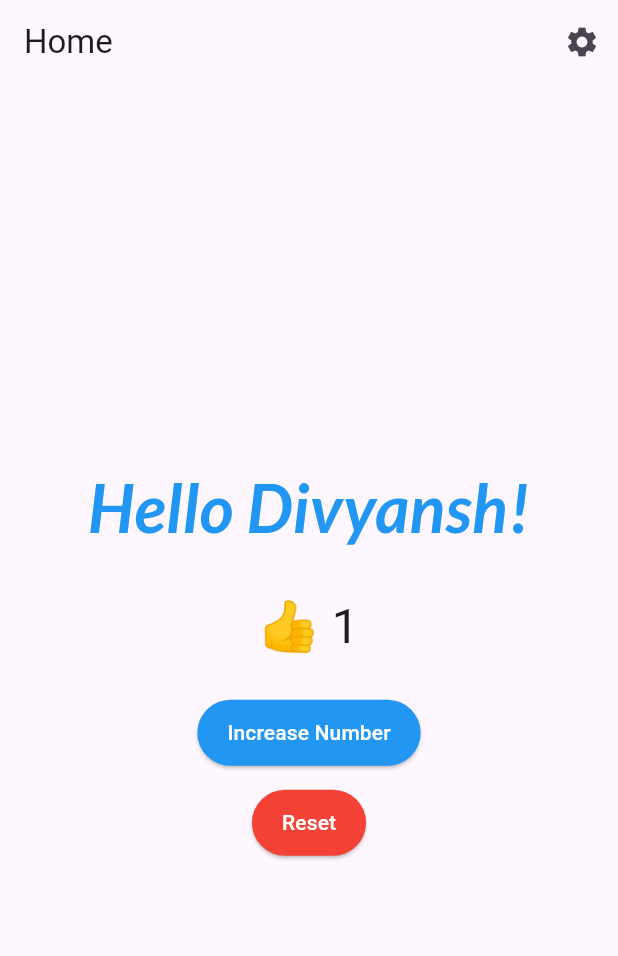
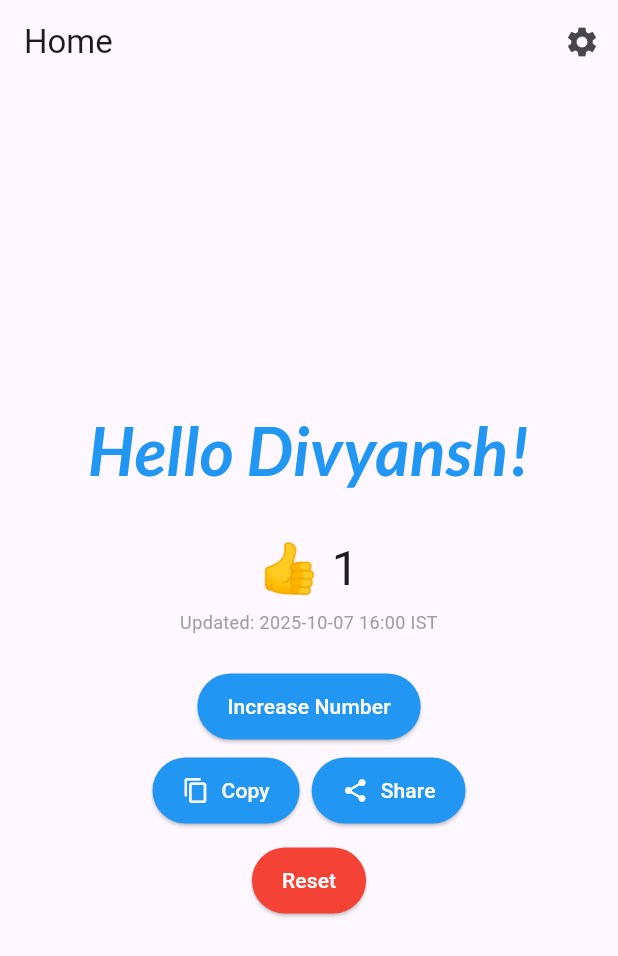
Before and after one commit to divyanshkumarindia/flutter_projects, a Flutter app: the screen it shows after launch, after a tap on "Increase Number", on a phone screen of 412 x 824 dp. Shown: the top 956 px of the screen. Run offline on Flutter 3.47's test engine with Material 3 defaults, Android fonts, the phone set to English and light mode, and no system bars; our stand-ins replace google_fonts, share_plus, shared_preferences.

Commit message:
Added timestamp under counter and copy/share buttons

```diff
--- a/01_click_counter/lib/main.dart
+++ b/01_click_counter/lib/main.dart
@@ -4,13 +4,22 @@ import 'package:google_fonts/google_fonts.dart';
 import 'package:provider/provider.dart';
 import 'package:shared_preferences/shared_preferences.dart';
 import 'package:flutter/services.dart';
+import 'package:share_plus/share_plus.dart';
+// SharePlus is a popular package for sharing content via the platform's share sheet.
 
 void main() => runApp(const MyApp());
 
 class CounterProvider extends ChangeNotifier {
   static const _prefsKey = 'counter_value';
+  static const _prefsUpdatedKey = 'counter_last_updated';
+  // Keys for SharedPreferences, to store the counter value and last updated timestamp.
   int _count = 0;
+  DateTime? _lastUpdated;
+  // _lastUpdated can be null initially if never updated, like on first load.
   int get count => _count;
+  DateTime? get lastUpdated => _lastUpdated;
+  // This lastUpdated getter can return null if never updated.
+  // like when the app is first installed and opened.
 
   CounterProvider() {
     _loadFromPrefs();
@@ -19,22 +28,47 @@ class CounterProvider extends ChangeNotifier {
   Future<void> _loadFromPrefs() async {
     final prefs = await SharedPreferences.getInstance();
     _count = prefs.getInt(_prefsKey) ?? 0;
+    final millis = prefs.getInt(_prefsUpdatedKey);
+    if (millis != null) {
+      _lastUpdated = DateTime.fromMillisecondsSinceEpoch(millis);
+    }
+    // If millis is null, _lastUpdated remains null.
+    // Here millis is an integer representing the timestamp in milliseconds since epoch.
+    // Epoch is Jan 1, 1970 UTC.
     notifyListeners();
   }
 
   Future<void> _saveToPrefs() async {
     final prefs = await SharedPreferences.getInstance();
     await prefs.setInt(_prefsKey, _count);
+    if (_lastUpdated != null) {
+      await prefs.setInt(
+        _prefsUpdatedKey,
+        _lastUpdated!.millisecondsSinceEpoch,
+      );
+    } // If _lastUpdated is null, we don't save it.
   }
 
   void increment() {
     _count++;
+    _lastUpdated = DateTime.now();
+    // Set last updated to current time on increment.
     _saveToPrefs();
     notifyListeners();
   }
 
   void reset() {
     _count = 0;
+    _lastUpdated = DateTime.now();
+    _saveToPrefs();
+    notifyListeners();
+  }
+
+  /// Restore to a given value (used for undo or programmatic restores)
+  void restore(int value, {DateTime? updatedAt}) {
+    _count = value;
+    _lastUpdated = updatedAt ?? DateTime.now();
+    // What here we did is that we set last updated to the provided time or now if not provided.
     _saveToPrefs();
     notifyListeners();
   }
@@ -101,16 +135,10 @@ class MyHomePage extends StatelessWidget {
               ),
             ),
 
-            // ---------------------------------------------------------------
-            // Counter display and controls (refactored below)
             const SizedBox(height: 24),
             CounterDisplay(),
             const SizedBox(height: 24),
             ControlButtons(),
-            // ---------------------------------------------------------------
-
-            // refactored widgets placed above
-            // ---------------------------------------------------------------
           ],
         ),
       ),
@@ -118,7 +146,6 @@ class MyHomePage extends StatelessWidget {
   }
 }
 
-// CounterDisplay: shows the thumbs-up emoji bouncing on increment (number does not animate)
 class CounterDisplay extends StatefulWidget {
   const CounterDisplay({super.key});
   @override
@@ -129,8 +156,6 @@ class _CounterDisplayState extends State<CounterDisplay>
     with SingleTickerProviderStateMixin {
   late final AnimationController _controller;
   late final Animation<Offset> _offsetAnim;
-  // Initialize animation controller and listen to provider changes
-  // This will allow us to trigger the bounce animation when the counter changes
 
   @override
   void initState() {
@@ -146,8 +171,6 @@ class _CounterDisplayState extends State<CounterDisplay>
       begin: Offset.zero,
       end: const Offset(0, -0.15),
     ).animate(CurvedAnimation(parent: _controller, curve: Curves.easeOut));
-    // then back down (not needed, just reverse the same animation)
-    // tween means to make a transition between two values (begin and end)
 
     // Listen to provider changes and trigger bounce when count changes
     WidgetsBinding.instance.addPostFrameCallback((_) {
@@ -174,18 +197,51 @@ class _CounterDisplayState extends State<CounterDisplay>
   @override
   Widget build(BuildContext context) {
     final count = context.watch<CounterProvider>().count;
-    return Row(
+    final last = context.watch<CounterProvider>().lastUpdated;
+    // here last can be null if never updated.
+    // Build a compact column: a row with emoji + number, then timestamp centered
+    return Column(
       mainAxisSize: MainAxisSize.min,
       children: [
-        // Animated thumbs-up emoji only on increment --------------------------
-        SlideTransition(
-          position: _offsetAnim,
-          child: const Text('👍', style: TextStyle(fontSize: 32)),
+        Row(
+          mainAxisSize: MainAxisSize.min,
+          children: [
+            SlideTransition(
+              position: _offsetAnim,
+              child: const Text('👍', style: TextStyle(fontSize: 32)),
+            ),
+            const SizedBox(width: 8),
+            Text('$count', style: const TextStyle(fontSize: 32)),
+          ],
         ),
-        const SizedBox(width: 8),
-        Text('$count', style: const TextStyle(fontSize: 32)),
-      ], // --------------------------------------------------------------------
+        const SizedBox(height: 4),
+        Text(
+          last != null ? 'Updated: ${_formatTimestamp(last)}' : 'Updated: N/A',
+          style: const TextStyle(fontSize: 12, color: Colors.grey),
+          textAlign: TextAlign.center,
+        ),
+      ],
     );
+  }
+
+  static String _formatTimestamp(DateTime dt) {
+    // Convert the provided DateTime to IST (UTC+5:30) and format as
+    // YYYY-MM-DD HH:MM. We do not change the original timezone of `dt` but
+    // compute the IST equivalent from UTC milliseconds since epoch.
+    final utcMillis = dt.toUtc().millisecondsSinceEpoch;
+    // IST offset in milliseconds = 5.5 hours
+    const istOffsetMillis = 5 * 60 * 60 * 1000 + 30 * 60 * 1000;
+    final ist = DateTime.fromMillisecondsSinceEpoch(
+      utcMillis + istOffsetMillis,
+      isUtc: true,
+    ).toLocal();
+
+    final y = ist.year.toString().padLeft(4, '0');
+    final m = ist.month.toString().padLeft(2, '0');
+    final d = ist.day.toString().padLeft(2, '0');
+    final h = ist.hour.toString().padLeft(2, '0');
+    final min = ist.minute.toString().padLeft(2, '0');
+    return '$y-$m-$d $h:$min IST';
   }
 }
 
@@ -210,6 +266,41 @@ class ControlButtons extends StatelessWidget {
           },
           child: const Text('Increase Number'),
         ),
+
+        // Copy and Share buttons ----------------------------------------------
+        const SizedBox(height: 8),
+        Row(
+          mainAxisSize: MainAxisSize.min,
+          children: [
+            ElevatedButton.icon(
+              onPressed: () {
+                // Copy count to clipboard
+                Clipboard.setData(
+                  ClipboardData(text: provider.count.toString()),
+                );
+                ScaffoldMessenger.of(context).showSnackBar(
+                  const SnackBar(content: Text('Count copied to clipboard')),
+                );
+              },
+              icon: const Icon(Icons.copy),
+              label: const Text('Copy'),
+            ),
+            const SizedBox(width: 8),
+            ElevatedButton.icon(
+              onPressed: () {
+                // Share using platform share sheet (SharePlus)
+                SharePlus.instance.share(
+                  ShareParams(text: 'Current count: ${provider.count}'),
+                );
+              },
+              icon: const Icon(Icons.share),
+              label: const Text('Share'),
+            ),
+          ],
+        ),
+        // ----------------------------------------------------------------------
+
+        // Reset button with confirmation dialog and snackbar
         const SizedBox(height: 12),
         ElevatedButton(
           style: ElevatedButton.styleFrom(
@@ -246,8 +337,7 @@ class ControlButtons extends StatelessWidget {
               if (!context.mounted) return;
               provider.reset();
 
-              // Show snackbar confirmation
-              // like a toast message
+              // Snackbar confirmation
               ScaffoldMessenger.of(context).showSnackBar(
                 const SnackBar(content: Text('Counter reset to zero')),
               );
--- a/01_click_counter/pubspec.yaml
+++ b/01_click_counter/pubspec.yaml
@@ -37,6 +37,7 @@ dependencies:
   google_fonts: ^6.3.2
   provider: ^6.1.5+1
   shared_preferences: ^2.5.3
+  share_plus: ^12.0.0
 
 dev_dependencies:
   flutter_test:
```
